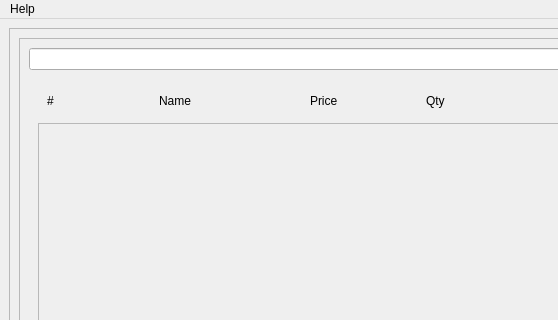
This is src/main/python/ui_designs/salewindow.ui in JacksonRye/empireresturant as Qt 5 draws it before an edit; both pictures show x 0 to 558 and y 0 to 320 of the 860 by 540 pixel window. The edited form follows.
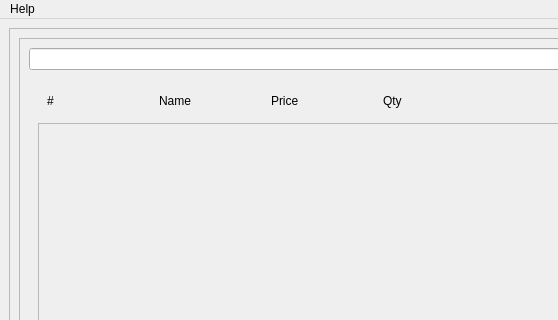
This is the edited form.

Commit message: added functionality: Get products from database populate into combobox

The edit to the form file:
```diff
--- a/src/main/python/ui_designs/salewindow.ui
+++ b/src/main/python/ui_designs/salewindow.ui
@@ -46,7 +46,7 @@
              <item>
               <widget class="QWidget" name="widget_2" native="true">
                <layout class="QHBoxLayout" name="horizontalLayout_2">
-                <item>
+                <item alignment="Qt::AlignLeft">
                  <widget class="QLabel" name="label_2">
                   <property name="text">
                    <string>#</string>
@@ -60,14 +60,14 @@
                   </property>
                  </widget>
                 </item>
-                <item alignment="Qt::AlignHCenter">
+                <item alignment="Qt::AlignLeft">
                  <widget class="QLabel" name="label_4">
                   <property name="text">
                    <string>Price</string>
                   </property>
                  </widget>
                 </item>
-                <item alignment="Qt::AlignHCenter">
+                <item alignment="Qt::AlignLeft">
                  <widget class="QLabel" name="label">
                   <property name="text">
                    <string>Qty</string>
```
Left out of the diff: 8 changed lines with no effect on the pictures. The commit also changes 7 other files.
